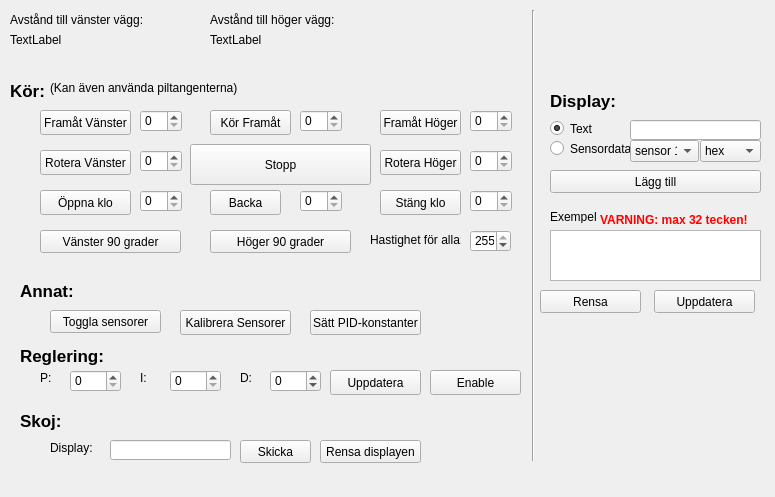
Above: kod/fjarr/mainwindow.ui from grupphenning/allt before the change. Below: the same form after it.
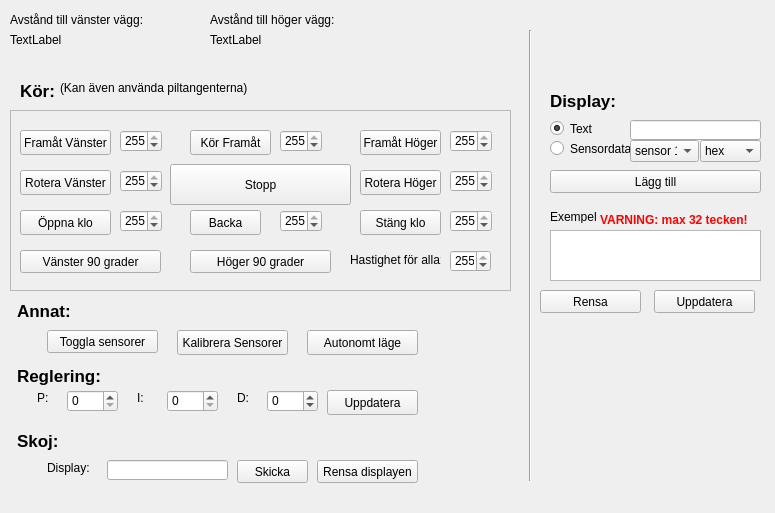
That is the form after the change.

Commit message: andringar i ui, fixa palitlig styrning

Patch:
```diff
--- a/kod/fjarr/mainwindow.ui
+++ b/kod/fjarr/mainwindow.ui
@@ -7,7 +7,7 @@
     <x>0</x>
     <y>0</y>
     <width>775</width>
-    <height>497</height>
+    <height>513</height>
    </rect>
   </property>
   <property name="sizePolicy">
@@ -20,46 +20,11 @@
    <string>MainWindow</string>
   </property>
   <widget class="QWidget" name="centralWidget">
-   <widget class="QPushButton" name="pushButton_2">
-    <property name="geometry">
-     <rect>
-      <x>40</x>
-      <y>150</y>
-      <width>91</width>
-      <height>25</height>
-     </rect>
-    </property>
-    <property name="text">
-     <string>Rotera Vänster</string>
-    </property>
-    <property name="checkable">
-     <bool>true</bool>
-    </property>
-   </widget>
-   <widget class="QPushButton" name="pushButton_3">
-    <property name="geometry">
-     <rect>
-      <x>40</x>
-      <y>110</y>
-      <width>91</width>
-      <height>25</height>
-     </rect>
-    </property>
-    <property name="mouseTracking">
-     <bool>false</bool>
-    </property>
-    <property name="text">
-     <string>Framåt Vänster</string>
-    </property>
-    <property name="checkable">
-     <bool>true</bool>
-    </property>
-   </widget>
    <widget class="QPushButton" name="pushButton_8">
     <property name="geometry">
      <rect>
-      <x>180</x>
-      <y>310</y>
+      <x>177</x>
+      <y>330</y>
       <width>111</width>
       <height>25</height>
      </rect>
@@ -71,78 +36,14 @@
    <widget class="QPushButton" name="pushButton_9">
     <property name="geometry">
      <rect>
-      <x>310</x>
-      <y>310</y>
+      <x>307</x>
+      <y>330</y>
       <width>111</width>
       <height>25</height>
      </rect>
     </property>
     <property name="text">
-     <string>Sätt PID-konstanter</string>
-    </property>
-   </widget>
-   <widget class="QPushButton" name="pushButton_5">
-    <property name="geometry">
-     <rect>
-      <x>190</x>
-      <y>144</y>
-      <width>181</width>
-      <height>41</height>
-     </rect>
-    </property>
-    <property name="text">
-     <string>Stopp</string>
-    </property>
-    <property name="checkable">
-     <bool>true</bool>
-    </property>
-    <property name="checked">
-     <bool>false</bool>
-    </property>
-   </widget>
-   <widget class="QPushButton" name="pushButton_6">
-    <property name="geometry">
-     <rect>
-      <x>380</x>
-      <y>110</y>
-      <width>81</width>
-      <height>25</height>
-     </rect>
-    </property>
-    <property name="text">
-     <string>Framåt Höger</string>
-    </property>
-    <property name="checkable">
-     <bool>true</bool>
-    </property>
-   </widget>
-   <widget class="QPushButton" name="pushButton_7">
-    <property name="geometry">
-     <rect>
-      <x>380</x>
-      <y>150</y>
-      <width>81</width>
-      <height>25</height>
-     </rect>
-    </property>
-    <property name="text">
-     <string>Rotera Höger</string>
-    </property>
-    <property name="checkable">
-     <bool>true</bool>
-    </property>
-   </widget>
-   <widget class="QPushButton" name="pushButton_10">
-    <property name="geometry">
-     <rect>
-      <x>210</x>
-      <y>190</y>
-      <width>71</width>
-      <height>25</height>
-     </rect>
-    </property>
-    <property name="text">
-     <string>Backa</string>
+     <string>Autonomt läge</string>
     </property>
     <property name="checkable">
      <bool>true</bool>
@@ -200,62 +101,11 @@
      <string>TextLabel</string>
     </property>
    </widget>
-   <widget class="QPushButton" name="pushButton_11">
-    <property name="geometry">
-     <rect>
-      <x>40</x>
-      <y>190</y>
-      <width>91</width>
-      <height>25</height>
-     </rect>
-    </property>
-    <property name="text">
-     <string>Öppna klo</string>
-    </property>
-    <property name="checkable">
-     <bool>false</bool>
-    </property>
-   </widget>
-   <widget class="QPushButton" name="pushButton_12">
-    <property name="geometry">
-     <rect>
-      <x>380</x>
-      <y>190</y>
-      <width>81</width>
-      <height>25</height>
-     </rect>
-    </property>
-    <property name="text">
-     <string>Stäng klo</string>
-    </property>
-    <property name="checkable">
-     <bool>false</bool>
-    </property>
-   </widget>
-   <widget class="QPushButton" name="pushButton_4">
-    <property name="geometry">
-     <rect>
-      <x>210</x>
-      <y>110</y>
-      <width>81</width>
-      <height>25</height>
-     </rect>
-    </property>
-    <property name="mouseTracking">
-     <bool>false</bool>
-    </property>
-    <property name="text">
-     <string>Kör Framåt</string>
-    </property>
-    <property name="checkable">
-     <bool>true</bool>
-    </property>
-   </widget>
    <widget class="QPushButton" name="pushButton_14">
     <property name="geometry">
      <rect>
-      <x>50</x>
-      <y>310</y>
+      <x>47</x>
+      <y>330</y>
       <width>111</width>
       <height>23</height>
      </rect>
@@ -267,8 +117,8 @@
    <widget class="QLabel" name="label_6">
     <property name="geometry">
      <rect>
-      <x>20</x>
-      <y>410</y>
+      <x>17</x>
+      <y>430</y>
       <width>131</width>
       <height>21</height>
      </rect>
@@ -287,8 +137,8 @@
    <widget class="QLabel" name="label_7">
     <property name="geometry">
      <rect>
-      <x>50</x>
-      <y>440</y>
+      <x>47</x>
+      <y>460</y>
       <width>51</width>
       <height>16</height>
      </rect>
@@ -303,8 +153,8 @@
    <widget class="QLineEdit" name="stringEdit">
     <property name="geometry">
      <rect>
-      <x>110</x>
-      <y>440</y>
+      <x>107</x>
+      <y>460</y>
       <width>121</width>
       <height>20</height>
      </rect>
@@ -313,8 +163,8 @@
    <widget class="QPushButton" name="pushButton">
     <property name="geometry">
      <rect>
-      <x>240</x>
-      <y>440</y>
+      <x>237</x>
+      <y>460</y>
       <width>71</width>
       <height>23</height>
      </rect>
@@ -326,8 +176,8 @@
    <widget class="QPushButton" name="pushButtonClearDisplay">
     <property name="geometry">
      <rect>
-      <x>320</x>
-      <y>440</y>
+      <x>317</x>
+      <y>460</y>
       <width>101</width>
       <height>23</height>
      </rect>
@@ -339,8 +189,8 @@
    <widget class="QLabel" name="label_8">
     <property name="geometry">
      <rect>
-      <x>20</x>
-      <y>345</y>
+      <x>17</x>
+      <y>365</y>
       <width>161</width>
       <height>21</height>
      </rect>
@@ -359,8 +209,8 @@
    <widget class="QLabel" name="label_5">
     <property name="geometry">
      <rect>
-      <x>40</x>
-      <y>370</y>
+      <x>37</x>
+      <y>390</y>
       <width>21</width>
       <height>16</height>
      </rect>
@@ -372,8 +222,8 @@
    <widget class="QSpinBox" name="spinBoxP">
     <property name="geometry">
      <rect>
-      <x>70</x>
-      <y>370</y>
+      <x>67</x>
+      <y>390</y>
       <width>51</width>
       <height>22</height>
      </rect>
@@ -385,8 +235,8 @@
    <widget class="QLabel" name="label_9">
     <property name="geometry">
      <rect>
-      <x>140</x>
-      <y>370</y>
+      <x>137</x>
+      <y>390</y>
       <width>21</width>
       <height>16</height>
      </rect>
@@ -398,8 +248,8 @@
    <widget class="QSpinBox" name="spinBoxI">
     <property name="geometry">
      <rect>
-      <x>170</x>
-      <y>370</y>
+      <x>167</x>
+      <y>390</y>
       <width>51</width>
       <height>22</height>
      </rect>
@@ -411,8 +261,8 @@
    <widget class="QLabel" name="label_10">
     <property name="geometry">
      <rect>
-      <x>240</x>
-      <y>370</y>
+      <x>237</x>
+      <y>390</y>
       <width>21</width>
       <height>16</height>
      </rect>
@@ -424,8 +274,8 @@
    <widget class="QSpinBox" name="spinBoxD">
     <property name="geometry">
      <rect>
-      <x>270</x>
-      <y>370</y>
+      <x>267</x>
+      <y>390</y>
       <width>51</width>
       <height>22</height>
      </rect>
@@ -440,7 +290,7 @@
    <widget class="QLabel" name="label_11">
     <property name="geometry">
      <rect>
-      <x>10</x>
+      <x>20</x>
       <y>80</y>
       <width>51</width>
       <height>21</height>
@@ -460,8 +310,8 @@
    <widget class="QPushButton" name="pushButtonPID">
     <property name="geometry">
      <rect>
-      <x>330</x>
-      <y>370</y>
+      <x>327</x>
+      <y>390</y>
       <width>91</width>
       <height>25</height>
      </rect>
@@ -473,8 +323,8 @@
    <widget class="QLabel" name="label_12">
     <property name="geometry">
      <rect>
-      <x>20</x>
-      <y>280</y>
+      <x>17</x>
+      <y>300</y>
       <width>71</width>
       <height>21</height>
      </rect>
@@ -493,7 +343,7 @@
    <widget class="QLabel" name="label_13">
     <property name="geometry">
      <rect>
-      <x>50</x>
+      <x>60</x>
       <y>80</y>
       <width>211</width>
       <height>16</height>
@@ -503,183 +353,11 @@
      <string>(Kan även använda piltangenterna)</string>
     </property>
    </widget>
-   <widget class="QSpinBox" name="speedDriveLeft">
-    <property name="geometry">
-     <rect>
-      <x>140</x>
-      <y>110</y>
-      <width>42</width>
-      <height>22</height>
-     </rect>
-    </property>
-    <property name="maximum">
-     <number>255</number>
-    </property>
-   </widget>
-   <widget class="QSpinBox" name="speedLeft">
-    <property name="geometry">
-     <rect>
-      <x>140</x>
-      <y>150</y>
-      <width>42</width>
-      <height>22</height>
-     </rect>
-    </property>
-    <property name="maximum">
-     <number>255</number>
-    </property>
-   </widget>
-   <widget class="QSpinBox" name="speedClawOut">
-    <property name="geometry">
-     <rect>
-      <x>140</x>
-      <y>190</y>
-      <width>42</width>
-      <height>22</height>
-     </rect>
-    </property>
-    <property name="maximum">
-     <number>255</number>
-    </property>
-   </widget>
-   <widget class="QSpinBox" name="speedDrive">
-    <property name="geometry">
-     <rect>
-      <x>300</x>
-      <y>110</y>
-      <width>42</width>
-      <height>22</height>
-     </rect>
-    </property>
-    <property name="maximum">
-     <number>255</number>
-    </property>
-   </widget>
-   <widget class="QSpinBox" name="speedBack">
-    <property name="geometry">
-     <rect>
-      <x>300</x>
-      <y>190</y>
-      <width>42</width>
-      <height>22</height>
-     </rect>
-    </property>
-    <property name="maximum">
-     <number>255</number>
-    </property>
-   </widget>
-   <widget class="QSpinBox" name="speedDriveRight">
-    <property name="geometry">
-     <rect>
-      <x>470</x>
-      <y>110</y>
-      <width>42</width>
-      <height>22</height>
-     </rect>
-    </property>
-    <property name="maximum">
-     <number>255</number>
-    </property>
-   </widget>
-   <widget class="QSpinBox" name="speedRight">
-    <property name="geometry">
-     <rect>
-      <x>470</x>
-      <y>150</y>
-      <width>42</width>
-      <height>22</height>
-     </rect>
-    </property>
-    <property name="maximum">
-     <number>255</number>
-    </property>
-   </widget>
-   <widget class="QSpinBox" name="speedClawIn">
-    <property name="geometry">
-     <rect>
-      <x>470</x>
-      <y>190</y>
-      <width>42</width>
-      <height>22</height>
-     </rect>
-    </property>
-    <property name="maximum">
-     <number>255</number>
-    </property>
-   </widget>
-   <widget class="QSpinBox" name="speed">
-    <property name="geometry">
-     <rect>
-      <x>470</x>
-      <y>230</y>
-      <width>41</width>
-      <height>22</height>
-     </rect>
-    </property>
-    <property name="maximum">
-     <number>255</number>
-    </property>
-    <property name="value">
-     <number>255</number>
-    </property>
-   </widget>
-   <widget class="QLabel" name="label_14">
-    <property name="geometry">
-     <rect>
-      <x>370</x>
-      <y>230</y>
-      <width>91</width>
-      <height>20</height>
-     </rect>
-    </property>
-    <property name="text">
-     <string>Hastighet för alla:</string>
-    </property>
-   </widget>
-   <widget class="QPushButton" name="pushButtonLeft90">
-    <property name="geometry">
-     <rect>
-      <x>40</x>
-      <y>230</y>
-      <width>141</width>
-      <height>23</height>
-     </rect>
-    </property>
-    <property name="text">
-     <string>Vänster 90 grader</string>
-    </property>
-   </widget>
-   <widget class="QPushButton" name="pushButtonRight90">
-    <property name="geometry">
-     <rect>
-      <x>210</x>
-      <y>230</y>
-      <width>141</width>
-      <height>23</height>
-     </rect>
-    </property>
-    <property name="text">
-     <string>Höger 90 grader</string>
-    </property>
-   </widget>
-   <widget class="QPushButton" name="pid_toggle">
-    <property name="geometry">
-     <rect>
-      <x>430</x>
-      <y>370</y>
-      <width>91</width>
-      <height>25</height>
-     </rect>
-    </property>
-    <property name="text">
-     <string>Enable</string>
-    </property>
-   </widget>
    <widget class="Line" name="line">
     <property name="geometry">
      <rect>
-      <x>523</x>
-      <y>10</y>
+      <x>520</x>
+      <y>30</y>
       <width>20</width>
       <height>451</height>
      </rect>
@@ -910,6 +588,358 @@
 &lt;p style=&quot;-qt-paragraph-type:empty; margin-top:0px; margin-bottom:0px; margin-left:0px; margin-right:0px; -qt-block-indent:0; text-indent:0px; font-family:'MS Shell Dlg 2'; font-size:14pt;&quot;&gt;&lt;br /&gt;&lt;/p&gt;&lt;/body&gt;&lt;/html&gt;</string>
     </property>
    </widget>
+   <widget class="QFrame" name="frame">
+    <property name="geometry">
+     <rect>
+      <x>10</x>
+      <y>110</y>
+      <width>501</width>
+      <height>181</height>
+     </rect>
+    </property>
+    <property name="frameShape">
+     <enum>QFrame::StyledPanel</enum>
+    </property>
+    <property name="frameShadow">
+     <enum>QFrame::Raised</enum>
+    </property>
+    <widget class="QPushButton" name="pushButton_6">
+     <property name="geometry">
+      <rect>
+       <x>350</x>
+       <y>20</y>
+       <width>81</width>
+       <height>25</height>
+      </rect>
+     </property>
+     <property name="text">
+      <string>Framåt Höger</string>
+     </property>
+     <property name="checkable">
+      <bool>true</bool>
+     </property>
+    </widget>
+    <widget class="QPushButton" name="pushButton_2">
+     <property name="geometry">
+      <rect>
+       <x>10</x>
+       <y>60</y>
+       <width>91</width>
+       <height>25</height>
+      </rect>
+     </property>
+     <property name="text">
+      <string>Rotera Vänster</string>
+     </property>
+     <property name="checkable">
+      <bool>true</bool>
+     </property>
+    </widget>
+    <widget class="QPushButton" name="pushButton_11">
+     <property name="geometry">
+      <rect>
+       <x>10</x>
+       <y>100</y>
+       <width>91</width>
+       <height>25</height>
+      </rect>
+     </property>
+     <property name="text">
+      <string>Öppna klo</string>
+     </property>
+     <property name="checkable">
+      <bool>false</bool>
+     </property>
+    </widget>
+    <widget class="QPushButton" name="pushButton_10">
+     <property name="geometry">
+      <rect>
+       <x>180</x>
+       <y>100</y>
+       <width>71</width>
+       <height>25</height>
+      </rect>
+     </property>
+     <property name="text">
+      <string>Backa</string>
+     </property>
+     <property name="checkable">
+      <bool>true</bool>
+     </property>
+    </widget>
+    <widget class="QPushButton" name="pushButton_5">
+     <property name="geometry">
+      <rect>
+       <x>160</x>
+       <y>54</y>
+       <width>181</width>
+       <height>41</height>
+      </rect>
+     </property>
+     <property name="text">
+      <string>Stopp</string>
+     </property>
+     <property name="checkable">
+      <bool>true</bool>
+     </property>
+     <property name="checked">
+      <bool>false</bool>
+     </property>
+    </widget>
+    <widget class="QPushButton" name="pushButton_7">
+     <property name="geometry">
+      <rect>
+       <x>350</x>
+       <y>60</y>
+       <width>81</width>
+       <height>25</height>
+      </rect>
+     </property>
+     <property name="text">
+      <string>Rotera Höger</string>
+     </property>
+     <property name="checkable">
+      <bool>true</bool>
+     </property>
+    </widget>
+    <widget class="QSpinBox" name="speed">
+     <property name="geometry">
+      <rect>
+       <x>440</x>
+       <y>140</y>
+       <width>41</width>
+       <height>22</height>
+      </rect>
+     </property>
+     <property name="maximum">
+      <number>255</number>
+     </property>
+     <property name="value">
+      <number>255</number>
+     </property>
+    </widget>
+    <widget class="QSpinBox" name="speedRight">
+     <property name="geometry">
+      <rect>
+       <x>440</x>
+       <y>60</y>
+       <width>42</width>
+       <height>22</height>
+      </rect>
+     </property>
+     <property name="maximum">
+      <number>255</number>
+     </property>
+     <property name="value">
+      <number>255</number>
+     </property>
+    </widget>
+    <widget class="QPushButton" name="pushButton_3">
+     <property name="geometry">
+      <rect>
+       <x>10</x>
+       <y>20</y>
+       <width>91</width>
+       <height>25</height>
+      </rect>
+     </property>
+     <property name="mouseTracking">
+      <bool>false</bool>
+     </property>
+     <property name="text">
+      <string>Framåt Vänster</string>
+     </property>
+     <property name="checkable">
+      <bool>true</bool>
+     </property>
+    </widget>
+    <widget class="QPushButton" name="pushButtonRight90">
+     <property name="geometry">
+      <rect>
+       <x>180</x>
+       <y>140</y>
+       <width>141</width>
+       <height>23</height>
+      </rect>
+     </property>
+     <property name="text">
+      <string>Höger 90 grader</string>
+     </property>
+    </widget>
+    <widget class="QSpinBox" name="speedClawOut">
+     <property name="geometry">
+      <rect>
+       <x>110</x>
+       <y>100</y>
+       <width>42</width>
+       <height>22</height>
+      </rect>
+     </property>
+     <property name="maximum">
+      <number>255</number>
+     </property>
+     <property name="value">
+      <number>255</number>
+     </property>
+    </widget>
+    <widget class="QPushButton" name="pushButtonLeft90">
+     <property name="geometry">
+      <rect>
+       <x>10</x>
+       <y>140</y>
+       <width>141</width>
+       <height>23</height>
+      </rect>
+     </property>
+     <property name="text">
+      <string>Vänster 90 grader</string>
+     </property>
+    </widget>
+    <widget class="QSpinBox" name="speedDriveLeft">
+     <property name="geometry">
+      <rect>
+       <x>110</x>
+       <y>20</y>
+       <width>42</width>
+       <height>22</height>
+      </rect>
+     </property>
+     <property name="maximum">
+      <number>255</number>
+     </property>
+     <property name="value">
+      <number>255</number>
+     </property>
+    </widget>
+    <widget class="QPushButton" name="pushButton_12">
+     <property name="geometry">
+      <rect>
+       <x>350</x>
+       <y>100</y>
+       <width>81</width>
+       <height>25</height>
+      </rect>
+     </property>
+     <property name="text">
+      <string>Stäng klo</string>
+     </property>
+     <property name="checkable">
+      <bool>false</bool>
+     </property>
+    </widget>
+    <widget class="QSpinBox" name="speedDriveRight">
+     <property name="geometry">
+      <rect>
+       <x>440</x>
+       <y>20</y>
+       <width>42</width>
+       <height>22</height>
+      </rect>
+     </property>
+     <property name="maximum">
+      <number>255</number>
+     </property>
+     <property name="value">
+      <number>255</number>
+     </property>
+    </widget>
+    <widget class="QSpinBox" name="speedBack">
+     <property name="geometry">
+      <rect>
+       <x>270</x>
+       <y>100</y>
+       <width>42</width>
+       <height>22</height>
+      </rect>
+     </property>
+     <property name="maximum">
+      <number>255</number>
+     </property>
+     <property name="value">
+      <number>255</number>
+     </property>
+    </widget>
+    <widget class="QSpinBox" name="speedClawIn">
+     <property name="geometry">
+      <rect>
+       <x>440</x>
+       <y>100</y>
+       <width>42</width>
+       <height>22</height>
+      </rect>
+     </property>
+     <property name="maximum">
+      <number>255</number>
+     </property>
+     <property name="value">
+      <number>255</number>
+     </property>
+    </widget>
+    <widget class="QSpinBox" name="speedLeft">
+     <property name="geometry">
+      <rect>
+       <x>110</x>
+       <y>60</y>
+       <width>42</width>
+       <height>22</height>
+      </rect>
+     </property>
+     <property name="maximum">
+      <number>255</number>
+     </property>
+     <property name="value">
+      <number>255</number>
+     </property>
+    </widget>
+    <widget class="QLabel" name="label_14">
+     <property name="geometry">
+      <rect>
+       <x>340</x>
+       <y>140</y>
+       <width>91</width>
+       <height>20</height>
+      </rect>
+     </property>
+     <property name="text">
+      <string>Hastighet för alla:</string>
+     </property>
+    </widget>
+    <widget class="QSpinBox" name="speedDrive">
+     <property name="geometry">
+      <rect>
+       <x>270</x>
+       <y>20</y>
+       <width>42</width>
+       <height>22</height>
+      </rect>
+     </property>
+     <property name="maximum">
+      <number>255</number>
+     </property>
+     <property name="value">
+      <number>255</number>
+     </property>
+    </widget>
+    <widget class="QPushButton" name="pushButton_4">
+     <property name="geometry">
+      <rect>
+       <x>180</x>
+       <y>20</y>
+       <width>81</width>
+       <height>25</height>
+      </rect>
+     </property>
+     <property name="mouseTracking">
+      <bool>false</bool>
+     </property>
+     <property name="text">
+      <string>Kör Framåt</string>
+     </property>
+     <property name="checkable">
+      <bool>true</bool>
+     </property>
+    </widget>
+   </widget>
   </widget>
   <widget class="QMenuBar" name="menuBar">
    <property name="geometry">
```
Left out of the diff: 131 changed lines with no effect on the pictures. The commit also changes 5 other files.
